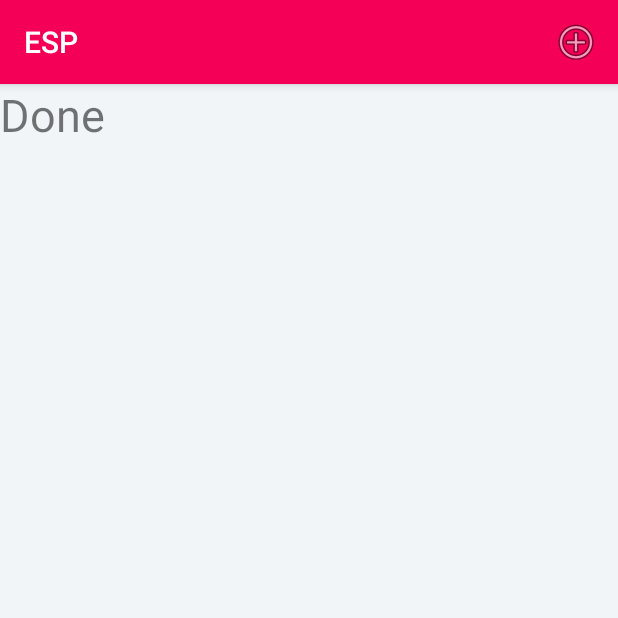
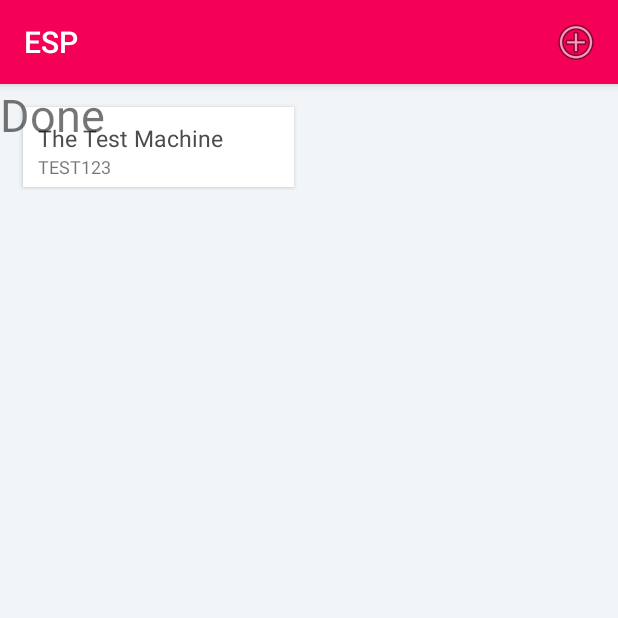
Before and after one commit to Azzazy/IHOME, an Android app: the screen it shows after launch (Home), on a phone screen of 412 x 824 dp, the top half of it. Run offline under Robolectric (Android 15) with nearby library versions, the phone set to English and light mode, and no system bars; pictures from the network do not load.

Commit message:
Device menu in Device Page not on Card

```diff
--- a/ESP/app/src/main/java/com/ihome/muhammad/esp/Home.java
+++ b/ESP/app/src/main/java/com/ihome/muhammad/esp/Home.java
@@ -136,7 +136,8 @@ public class Home extends AppCompatActivity {
         protected String[] doInBackground(String... uri) {
             long t = System.currentTimeMillis();//debug
             String[] x = new String[2/*debug*/];
-            for (int i = 0; i <= 255; i++) {
+//            for (int i = 0; i <= 255; i++) {
+            for (int i = 0; i <= 0; i++) {//debug
                 try {
                     //Assuming uri[0] = "192.168.1.236"
                     String baseIP = uri[0].substring(0, uri[0].lastIndexOf('.') + 1);
@@ -148,7 +149,7 @@ public class Home extends AppCompatActivity {
                     } else {
                         //device is not registered in the Added devices, shall not be added
                         //todo check that this is the right thing to do logically
-                        continue;
+//                        continue;
                     }
                 } catch (Exception e) {
 //                    e.printStackTrace();//too much time wasted//debug
@@ -165,7 +166,9 @@ public class Home extends AppCompatActivity {
             System.out.println("Done in " + result[1] + "ms");
             show(getApplicationContext(), "Done Searching in " + result[1] + "ms");
             tvStat.setText("Done");
-//            currentDeviceList.add(Device.getTest());//debug
+            if (currentDeviceList.isEmpty()) {//  Add a mock device if no one is Available
+                currentDeviceList.add(Device.getTest());//debug
+            }
             adapter.notifyDataSetChanged();
         }
     }
--- a/ESP/app/src/main/java/com/ihome/muhammad/esp/JAVA/Device.java
+++ b/ESP/app/src/main/java/com/ihome/muhammad/esp/JAVA/Device.java
@@ -57,7 +57,7 @@ public class Device {
     }
 
     public static Device getTest() {//debug
-        return new Device("TEST123", "TE:ST:TE:ST", "The Test Machine", "192.168.1.1");
+        return new Device("TEST123", "TE:ST:TE:ST", "The Test Machine", "192.168.1.2");
     }
 
     public Device(String record) {
--- a/ESP/app/src/main/res/menu/menu_device.xml
+++ b/ESP/app/src/main/res/menu/menu_device.xml
@@ -11,4 +11,9 @@
         android:id="@+id/action_device_rename"
         android:orderInCategory="101"
         android:title="@string/action_device_rename" />
+
+    <item
+        android:id="@+id/action_device_share"
+        android:orderInCategory="102"
+        android:title="@string/action_device_share" />
 </menu>
--- a/ESP/app/src/main/res/values/strings.xml
+++ b/ESP/app/src/main/res/values/strings.xml
@@ -13,5 +13,6 @@
 
     <!-- TODO: Remove or change this placeholder text -->
     <string name="hello_blank_fragment">Hello blank fragment</string>
+    <string name="action_device_share">Share</string>
 
 </resources>
```
Also changed, not shown: ESP/app/src/main/java/com/ihome/muhammad/esp/DevicePage.java (+28 -0 lines), ESP/app/src/main/java/com/ihome/muhammad/esp/JAVA/DevicesAdapter.java (+13 -12 lines), ESP/app/src/main/res/layout/device_card.xml (+9 -8 lines).
